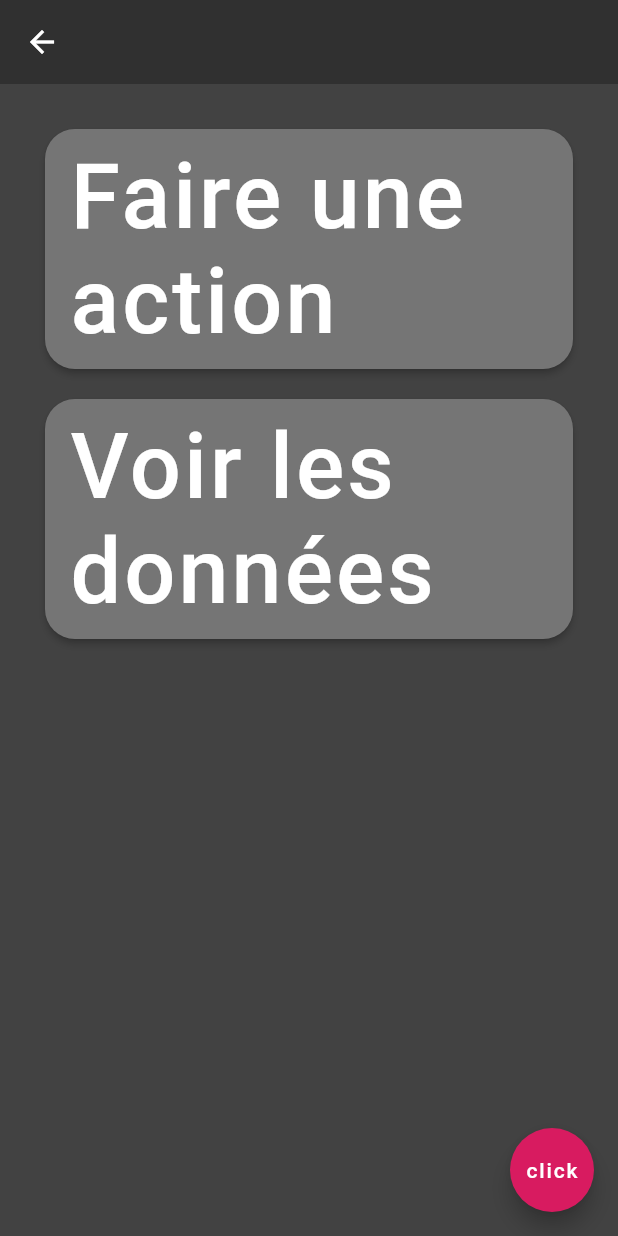
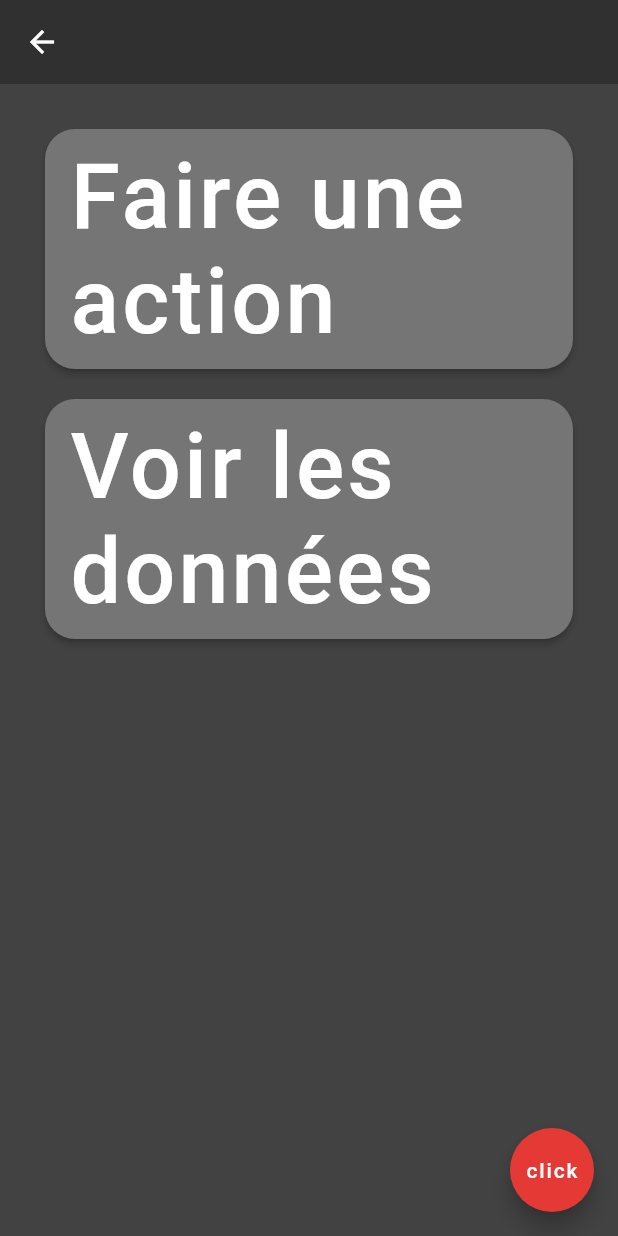
Before and after one commit to Yaaaqu/app_farmbot, a Flutter app: the screen it shows after launch, on a phone screen of 412 x 824 dp. Run offline on Flutter 3.47's test engine with Material 2 defaults, Android fonts, the phone set to English and light mode, and no system bars; Roboto replaces fonts that are missing (Dongle).

Commit message:
Retour normal

```diff
--- a/lib/pages/Menu.dart
+++ b/lib/pages/Menu.dart
@@ -71,7 +71,7 @@ class Menu extends StatelessWidget {
       floatingActionButton: FloatingActionButton(
         onPressed: () {},
         child: Text('click'),
-        backgroundColor: Colors.pink[600],
+        backgroundColor: Colors.red[600],
       ),
     );
   }
```
